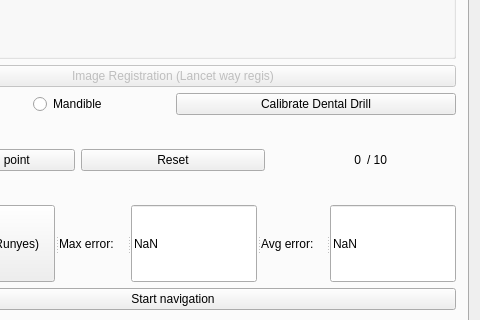
Before: the Qt Designer form Plugins/org.mitk.lancet.dentalaccuracy/src/internal/DentalAccuracyControls.ui in zhaomengxiao/LancetMITK-Adition, drawn with Qt 5; both pictures show x 134 to 614 and y 262 to 582 of the 614 by 717 pixel window.
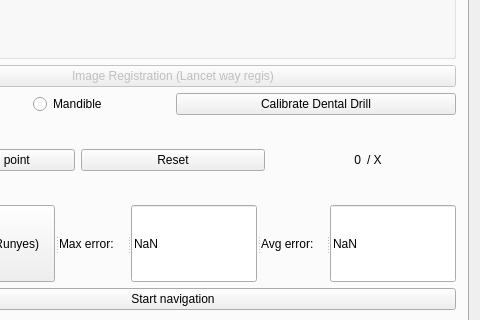
After: the same form once the commit is applied. Custom widgets are drawn as their Qt base class.

Commit message: Collect ditch point with new devices

What changed in the file:
```diff
--- a/Plugins/org.mitk.lancet.dentalaccuracy/src/internal/DentalAccuracyControls.ui
+++ b/Plugins/org.mitk.lancet.dentalaccuracy/src/internal/DentalAccuracyControls.ui
@@ -572,7 +572,7 @@
            <item>
             <widget class="QLabel" name="label_16">
              <property name="text">
-              <string>/ 10</string>
+              <string>/ X</string>
              </property>
             </widget>
            </item>
```
The commit also changes 1 other file.
